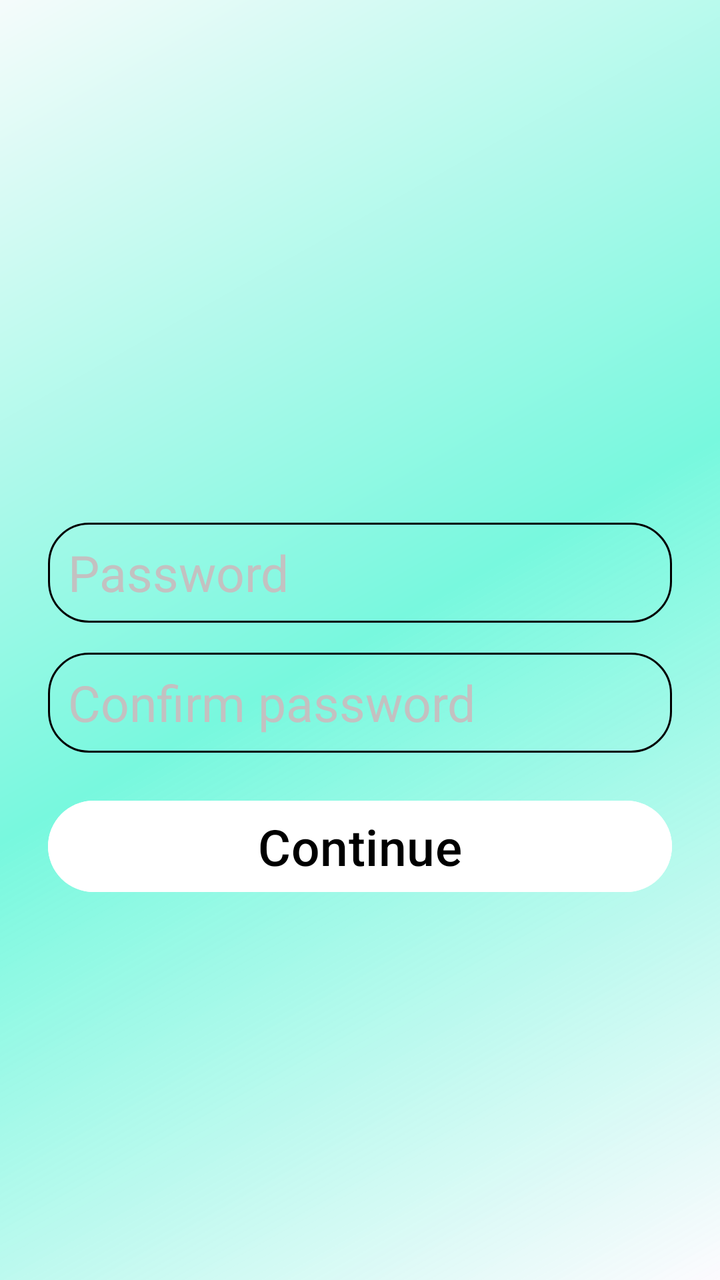
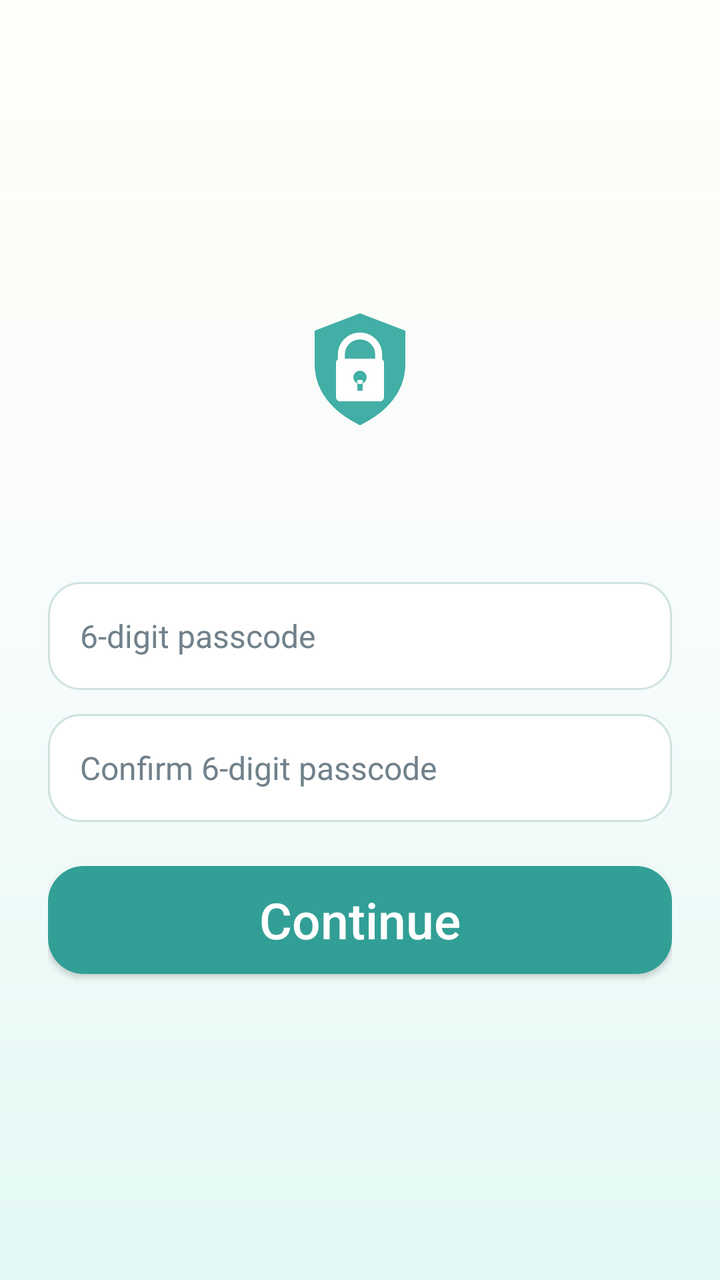

The first picture is an Android layout as it rendered before a commit; the second is the same layout after the commit. The layout source and the unified diff follow.
<!-- AndroidManifest.xml: application theme Theme.NexoinVaulit -->
<!-- res/layout/activity_password.xml -->
<?xml version="1.0" encoding="utf-8"?>
<LinearLayout xmlns:android="http://schemas.android.com/apk/res/android"
    android:layout_width="match_parent"
    android:layout_height="match_parent"
    android:background="@drawable/gradient_bg"
    android:gravity="center"
    android:orientation="vertical"
    android:padding="24dp">

    <TextView
        android:id="@+id/title"
        android:layout_width="match_parent"
        android:layout_height="wrap_content"
        android:layout_marginBottom="24dp"
        android:textColor="@color/black"
        android:textSize="24sp"
        android:textStyle="bold" />

    <EditText
        android:id="@+id/oldPassword"
        android:layout_width="match_parent"
        android:layout_height="50dp"
        android:layout_marginTop="15dp"
        android:background="@drawable/edit_text"
        android:hint="Current password"
        android:textColor="@color/black"
        android:textColorHint="@color/gray"
        android:paddingStart="10dp"
        android:textSize="25dp"
        android:inputType="textPassword"
        android:visibility="gone" />

    <EditText
        android:id="@+id/password"
        android:layout_width="match_parent"
        android:layout_height="50dp"
        android:layout_marginTop="15dp"
        android:background="@drawable/edit_text"
        android:hint="Password"
        android:textSize="25sp"
        android:paddingStart="10dp"
        android:textColor="@color/black"
        android:textColorHint="@color/gray"
        android:inputType="textPassword" />

    <EditText
        android:id="@+id/confirm"
        android:layout_width="match_parent"
        android:layout_height="50dp"
        android:layout_marginTop="15dp"
        android:background="@drawable/edit_text"
        android:hint="Confirm password"
        android:textSize="25sp"
        android:paddingStart="10dp"
        android:textColor="@color/black"
        android:textColorHint="@color/gray"
        android:inputType="textPassword" />

    <Button
        android:id="@+id/action"
        android:layout_width="match_parent"
        android:layout_height="wrap_content"
        android:layout_marginTop="20dp"
        android:backgroundTint="@color/white"
        android:text="Continue"
        android:textColor="@color/black"
        android:textSize="25sp" />

</LinearLayout>
<!-- resources referenced by this layout -->
<resources>
  <color name="black">#FF000000</color>
  <color name="gray">#C3C1C1</color>
  <color name="white">#FFFFFFFF</color>
  <!-- drawable edit_text (drawable) -->
  <?xml version="1.0" encoding="utf-8"?>
  <shape xmlns:android="http://schemas.android.com/apk/res/android"
      android:shape="rectangle">
      <solid android:color="@android:color/transparent" />
      <stroke
          android:width="1dp"
          android:color="@color/black" />
      <corners android:radius="20dp" />
  </shape>
  <!-- drawable gradient_bg (drawable) -->
  <?xml version="1.0" encoding="utf-8"?>
  <shape xmlns:android="http://schemas.android.com/apk/res/android"
      android:shape="rectangle">
      <gradient
          android:angle="135"
          android:startColor="#8BFAFDFD"
          android:centerColor="#78F8DE"
          android:endColor="#F5FBFB"
          android:type="linear" />
  </shape>
  <style name="Theme.NexoinVaulit" parent="Base.Theme.NexoinVaulit" />
  <style name="Base.Theme.NexoinVaulit" parent="Theme.Material3.DayNight.NoActionBar">
          
          
      </style>
</resources>

<!-- the commit's change to res/layout/activity_password.xml (unified diff, before → after) -->
@@ -1,69 +1,94 @@
 <?xml version="1.0" encoding="utf-8"?>
-<LinearLayout xmlns:android="http://schemas.android.com/apk/res/android"
+<ScrollView xmlns:android="http://schemas.android.com/apk/res/android"
     android:layout_width="match_parent"
     android:layout_height="match_parent"
-    android:background="@drawable/gradient_bg"
-    android:gravity="center"
-    android:orientation="vertical"
-    android:padding="24dp">
+    android:background="@drawable/bg_aurora_login"
+    android:fillViewport="true">
 
-    <TextView
-        android:id="@+id/title"
+    <LinearLayout
         android:layout_width="match_parent"
-        android:layout_height="wrap_content"
-        android:layout_marginBottom="24dp"
-        android:textColor="@color/black"
-        android:textSize="24sp"
-        android:textStyle="bold" />
+        android:layout_height="match_parent"
+        android:gravity="center"
+        android:orientation="vertical"
+        android:padding="24dp">
 
-    <EditText
-        android:id="@+id/oldPassword"
-        android:layout_width="match_parent"
-        android:layout_height="50dp"
-        android:layout_marginTop="15dp"
-        android:background="@drawable/edit_text"
-        android:hint="Current password"
-        android:textColor="@color/black"
-        android:textColorHint="@color/gray"
-        android:paddingStart="10dp"
-        android:textSize="25dp"
-        android:inputType="textPassword"
-        android:visibility="gone" />
+        <ImageView
+            android:layout_width="64dp"
+            android:layout_height="64dp"
+            android:contentDescription="@null"
+            android:src="@drawable/ic_vault_lock" />
 
-    <EditText
-        android:id="@+id/password"
-        android:layout_width="match_parent"
-        android:layout_height="50dp"
-        android:layout_marginTop="15dp"
-        android:background="@drawable/edit_text"
-        android:hint="Password"
-        android:textSize="25sp"
-        android:paddingStart="10dp"
-        android:textColor="@color/black"
-        android:textColorHint="@color/gray"
-        android:inputType="textPassword" />
+        <TextView
+            android:id="@+id/title"
+            android:layout_width="match_parent"
+            android:layout_height="wrap_content"
+            android:layout_marginTop="18dp"
+            android:layout_marginBottom="12dp"
+            android:gravity="center"
+            android:textColor="#10243B"
+            android:textSize="24sp"
+            android:textStyle="bold" />
 
-    <EditText
-        android:id="@+id/confirm"
-        android:layout_width="match_parent"
-        android:layout_height="50dp"
-        android:layout_marginTop="15dp"
-        android:background="@drawable/edit_text"
-        android:hint="Confirm password"
-        android:textSize="25sp"
-        android:paddingStart="10dp"
-        android:textColor="@color/black"
-        android:textColorHint="@color/gray"
-        android:inputType="textPassword" />
+        <EditText
+            android:id="@+id/oldPassword"
+            android:layout_width="match_parent"
+            android:layout_height="54dp"
+            android:layout_marginTop="12dp"
+            android:background="@drawable/legacy_password_field"
+            android:hint="Current password or passcode"
+            android:inputType="textPassword"
+            android:paddingStart="16dp"
+            android:paddingEnd="16dp"
+            android:singleLine="true"
+            android:textColor="#10243B"
+            android:textColorHint="#71818B"
+            android:textSize="16sp"
+            android:visibility="gone" />
 
-    <Button
-        android:id="@+id/action"
-        android:layout_width="match_parent"
-        android:layout_height="wrap_content"
-        android:layout_marginTop="20dp"
-        android:backgroundTint="@color/white"
-        android:text="Continue"
-        android:textColor="@color/black"
-        android:textSize="25sp" />
+        <EditText
+            android:id="@+id/password"
+            android:layout_width="match_parent"
+            android:layout_height="54dp"
+            android:layout_marginTop="12dp"
+            android:background="@drawable/legacy_password_field"
+            android:digits="0123456789"
+            android:hint="6-digit passcode"
+            android:inputType="numberPassword"
+            android:maxLength="6"
+            android:paddingStart="16dp"
+            android:paddingEnd="16dp"
+            android:singleLine="true"
+            android:textColor="#10243B"
+            android:textColorHint="#71818B"
+            android:textSize="16sp" />
 
-</LinearLayout>
+        <EditText
+            android:id="@+id/confirm"
+            android:layout_width="match_parent"
+            android:layout_height="54dp"
+            android:layout_marginTop="12dp"
+            android:background="@drawable/legacy_password_field"
+            android:digits="0123456789"
+            android:hint="Confirm 6-digit passcode"
+            android:inputType="numberPassword"
+            android:maxLength="6"
+            android:paddingStart="16dp"
+            android:paddingEnd="16dp"
+            android:singleLine="true"
+            android:textColor="#10243B"
+            android:textColorHint="#71818B"
+            android:textSize="16sp" />
+
+        <androidx.appcompat.widget.AppCompatButton
+            android:id="@+id/action"
+            android:layout_width="match_parent"
+            android:layout_height="54dp"
+            android:layout_marginTop="22dp"
+            android:background="@drawable/action_button"
+            android:backgroundTint="@null"
+            android:text="Continue"
+            android:textAllCaps="false"
+            android:textColor="#FFFFFF"
+            android:textSize="25sp" />
+    </LinearLayout>
+</ScrollView>
<!-- resource entries referenced after the edit -->
@@ -1,28 +1,55 @@
 <!-- resources referenced by this layout -->
 <resources>
-  <color name="black">#FF000000</color>
-  <color name="gray">#C3C1C1</color>
-  <color name="white">#FFFFFFFF</color>
-  <!-- drawable edit_text (drawable) -->
+  <!-- drawable action_button (drawable) -->
   <?xml version="1.0" encoding="utf-8"?>
-  <shape xmlns:android="http://schemas.android.com/apk/res/android"
-      android:shape="rectangle">
-      <solid android:color="@android:color/transparent" />
-      <stroke
-          android:width="1dp"
-          android:color="@color/black" />
-      <corners android:radius="20dp" />
+  <ripple xmlns:android="http://schemas.android.com/apk/res/android" android:color="#3376D2C9">
+      <item>
+          <shape android:shape="rectangle">
+              <solid android:color="#329F96" />
+              <corners android:radius="18dp" />
+          </shape>
+      </item>
+  </ripple>
+  <!-- drawable bg_aurora_login (drawable) -->
+  <?xml version="1.0" encoding="utf-8"?>
+  <shape xmlns:android="http://schemas.android.com/apk/res/android" android:shape="rectangle">
+      <gradient
+          android:angle="90"
+          android:startColor="#E2F8F4"
+          android:centerColor="#F7FCFC"
+          android:endColor="#FFFDF7"
+          android:type="linear" />
   </shape>
-  <!-- drawable gradient_bg (drawable) -->
+  <!-- drawable ic_vault_lock (drawable) -->
   <?xml version="1.0" encoding="utf-8"?>
-  <shape xmlns:android="http://schemas.android.com/apk/res/android"
-      android:shape="rectangle">
-      <gradient
-          android:angle="135"
-          android:startColor="#8BFAFDFD"
-          android:centerColor="#78F8DE"
-          android:endColor="#F5FBFB"
-          android:type="linear" />
+  <vector xmlns:android="http://schemas.android.com/apk/res/android"
+      android:width="48dp"
+      android:height="48dp"
+      android:viewportWidth="48"
+      android:viewportHeight="48">
+      <path
+          android:fillColor="#41AFA5"
+          android:pathData="M24,3 L41,9.5 V22 C41,32.3 34.2,40 24,45 C13.8,40 7,32.3 7,22 V9.5 Z" />
+      <path
+          android:fillColor="#00000000"
+          android:strokeColor="#FFFFFFFF"
+          android:strokeWidth="2.6"
+          android:strokeLineCap="round"
+          android:pathData="M17,22 V18.5 C17,14.6 20.1,11.5 24,11.5 C27.9,11.5 31,14.6 31,18.5 V22" />
+      <path
+          android:fillColor="#FFFFFFFF"
+          android:pathData="M15,21.5 C15,20.7 15.7,20 16.5,20 H31.5 C32.3,20 33,20.7 33,21.5 V34.5 C33,35.3 32.3,36 31.5,36 H16.5 C15.7,36 15,35.3 15,34.5 Z" />
+      <path
+          android:fillColor="#41AFA5"
+          android:pathData="M24,24.5 A2.5,2.5 0,1 0,24 29.5 A2.5,2.5 0,1 0,24 24.5 M23,28 H25 V32 H23 Z" />
+  </vector>
+  <!-- drawable legacy_password_field (drawable) -->
+  <?xml version="1.0" encoding="utf-8"?>
+  <shape xmlns:android="http://schemas.android.com/apk/res/android" android:shape="rectangle">
+      <solid android:color="#F9FFFFFF" />
+      <stroke android:width="1dp" android:color="#6389B6B0" />
+      <corners android:radius="16dp" />
+      <padding android:left="8dp" android:top="4dp" android:right="8dp" android:bottom="4dp" />
   </shape>
   <style name="Theme.NexoinVaulit" parent="Base.Theme.NexoinVaulit" />
   <style name="Base.Theme.NexoinVaulit" parent="Theme.Material3.DayNight.NoActionBar">
